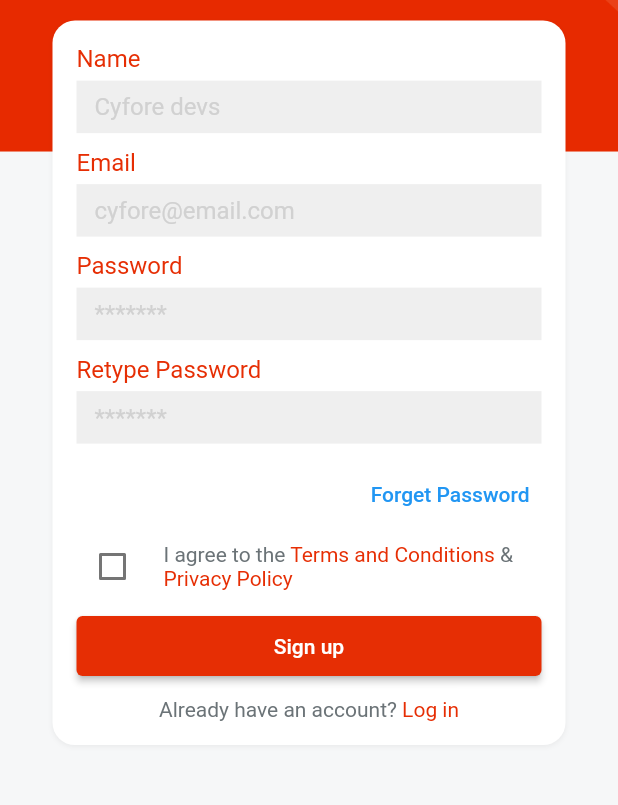
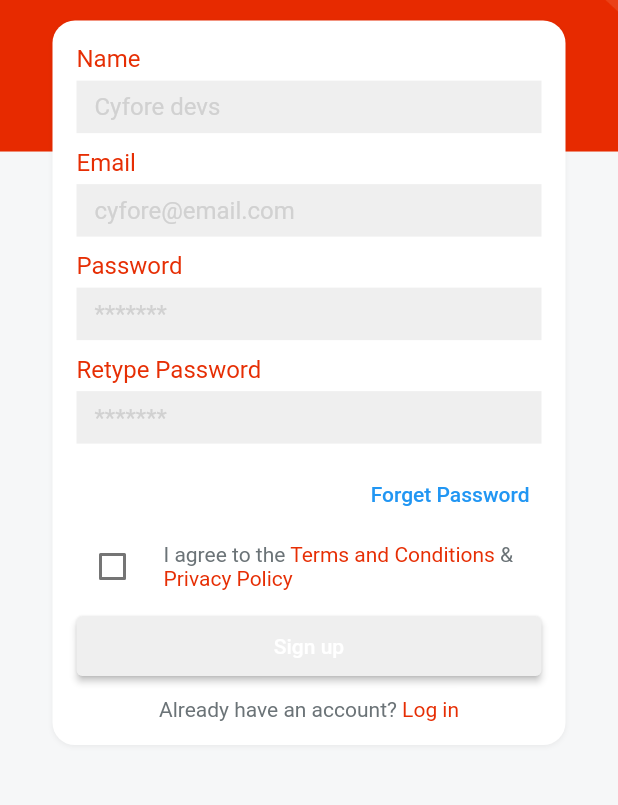
Before and after one commit to Cyfore/MarketAppWithFlutter, a Flutter app: the screen it shows after launch, after a tap on "Sign up", on a phone screen of 412 x 824 dp, the part 280-1085 px from its top. Run offline on Flutter 3.47's test engine with Material 2 defaults, Android fonts, the phone set to English and light mode, and no system bars; our stand-ins replace cloud_firestore, firebase_auth, firebase_core, get, nil, velocity_x; accounts and stored records are empty; Roboto replaces fonts that are missing (sans_bold, sans_regular, sans_semibold).

Commit message:
auth-done

```diff
--- a/lib/consts/consts.dart
+++ b/lib/consts/consts.dart
@@ -2,6 +2,7 @@ export './colors.dart';
 export './images.dart';
 export './strings.dart';
 export './styles.dart';
+export './firebase._consts.dart';
 export 'package:velocity_x/velocity_x.dart';
 export 'package:flutter/material.dart';
 export 'package:get/get.dart';
--- /dev/null
+++ b/lib/consts/firebase._consts.dart
@@ -0,0 +1,9 @@
+import 'package:cloud_firestore/cloud_firestore.dart';
+import 'package:firebase_auth/firebase_auth.dart';
+
+FirebaseAuth auth = FirebaseAuth.instance;
+FirebaseFirestore firestore = FirebaseFirestore.instance;
+User? currentUser = auth.currentUser;
+
+//collections
+const usersCollection = "users";
--- a/lib/consts/strings.dart
+++ b/lib/consts/strings.dart
@@ -14,5 +14,7 @@ const signup = "Sign up";
 const createNewAccount = "or, create a new account";
 const loginWith = "Login in with";
 const privacyPolicy = "Privacy Policy";
+const loggedin = "Logged in successfully";
+const loggedout = "Logged out successfully";
 const termAndCond = "Terms and Conditions";
 const alreadyHaveAccount = "Already have an account? ";
--- a/lib/main.dart
+++ b/lib/main.dart
@@ -1,8 +1,11 @@
+import 'package:firebase_core/firebase_core.dart';
 import 'package:market_app_with_flutter/consts/consts.dart';
 
 import 'views/splash/splash_screen.dart';
 
-void main() {
+void main() async {
+  WidgetsFlutterBinding.ensureInitialized();
+  await Firebase.initializeApp();
   runApp(const MyApp());
 }
 
--- a/lib/views/auth/login_screen.dart
+++ b/lib/views/auth/login_screen.dart
@@ -24,7 +24,7 @@ class LoginScreen extends StatelessWidget {
           Column(
             children: [
               customTextField(hint: emailHint, title: email),
-              customTextField(hint: passwordHint, title: password),
+              customTextField(hint: passwordHint, title: password, isPass: true),
               Align(
                   alignment: Alignment.centerRight,
                   child: TextButton(
--- a/lib/views/auth/signup_screen.dart
+++ b/lib/views/auth/signup_screen.dart
@@ -1,13 +1,28 @@
 import 'package:market_app_with_flutter/consts/consts.dart';
+import 'package:market_app_with_flutter/controllers/auth_controller.dart';
 
 import '../../widgets/applogo.dart';
 import '../../widgets/bg_widget.dart';
 import '../../widgets/custom_textfield.dart';
 import '../../widgets/our_button.dart';
+import '../home/home_screen.dart';
 
-class SignupScreen extends StatelessWidget {
+class SignupScreen extends StatefulWidget {
   const SignupScreen({super.key});
 
+  @override
+  State<SignupScreen> createState() => _SignupScreenState();
+}
+
+class _SignupScreenState extends State<SignupScreen> {
+  bool? isCheck = false;
+  var controller = Get.put(AuthController());
+
+  //text controllers
+  var nameController = TextEditingController();
+  var emailController = TextEditingController();
+  var passwordController = TextEditingController();
+  var passwordRetypeController = TextEditingController();
   @override
   Widget build(BuildContext context) {
     return bgWidget(
@@ -22,10 +37,11 @@ class SignupScreen extends StatelessWidget {
           10.heightBox,
           Column(
             children: [
-              customTextField(hint: nameHint, title: name),
-              customTextField(hint: emailHint, title: email),
-              customTextField(hint: passwordHint, title: password),
-              customTextField(hint: passwordHint, title: retypePassword),
+              customTextField(hint: nameHint, title: name, controller: nameController),
+              customTextField(hint: emailHint, title: email, controller: emailController),
+              customTextField(hint: passwordHint, title: password, controller: passwordController, isPass: true),
+              customTextField(
+                  hint: passwordHint, title: retypePassword, controller: passwordRetypeController, isPass: true),
               Align(
                   alignment: Alignment.centerRight,
                   child: TextButton(
@@ -36,8 +52,12 @@ class SignupScreen extends StatelessWidget {
                 children: [
                   Checkbox(
                     checkColor: redColor,
-                    value: false,
-                    onChanged: (newValue) {},
+                    value: isCheck,
+                    onChanged: (newValue) {
+                      setState(() {
+                        isCheck = newValue;
+                      });
+                    },
                   ),
                   10.widthBox,
                   Expanded(
@@ -46,28 +66,28 @@ class SignupScreen extends StatelessWidget {
                       TextSpan(
                         text: "I agree to the ",
                         style: TextStyle(
-                          fontFamily: bold,
+                          fontFamily: regular,
                           color: fontGrey,
                         ),
                       ),
                       TextSpan(
                         text: termAndCond,
                         style: TextStyle(
-                          fontFamily: bold,
+                          fontFamily: regular,
                           color: redColor,
                         ),
                       ),
                       TextSpan(
                         text: " & ",
                         style: TextStyle(
-                          fontFamily: bold,
+                          fontFamily: regular,
                           color: fontGrey,
                         ),
                       ),
                       TextSpan(
                         text: privacyPolicy,
                         style: TextStyle(
-                          fontFamily: bold,
+                          fontFamily: regular,
                           color: redColor,
                         ),
                       ),
@@ -76,10 +96,35 @@ class SignupScreen extends StatelessWidget {
                 ],
               ),
               5.heightBox,
-              ourButton(color: redColor, title: signup, textColor: whiteColor, onPress: () {})
-                  .box
-                  .width(context.screenWidth - 50)
-                  .make(),
+              ourButton(
+                  color: isCheck == true ? redColor : lightGrey,
+                  title: signup,
+                  textColor: whiteColor,
+                  onPress: () async {
+                    if (isCheck != false) {
+                      try {
+                        await controller
+                            .signupMethod(
+                          context: context,
+                          email: emailController,
+                          password: passwordController,
+                        )
+                            .then((value) {
+                          return controller.storeUserData(
+                            email: emailController.text,
+                            password: passwordController.text,
+                            name: nameController.text,
+                          );
+                        }).then((value) {
+                          VxToast.show(context, msg: loggedin);
+                          Get.offAll(() => const Home());
+                        });
+                      } catch (e) {
+                        auth.signOut();
+                        VxToast.show(context, msg: e.toString());
+                      }
+                    }
+                  }).box.width(context.screenWidth - 50).make(),
               10.heightBox,
               RichText(
                   text: const TextSpan(children: [
--- a/lib/widgets/custom_textfield.dart
+++ b/lib/widgets/custom_textfield.dart
@@ -1,12 +1,13 @@
 import 'package:market_app_with_flutter/consts/consts.dart';
 
-Widget customTextField({String? title = 'Error', String? hint, controller}) {
+Widget customTextField({String? title = 'Error', String? hint, controller, isPass = false}) {
   return Column(
     crossAxisAlignment: CrossAxisAlignment.start,
     children: [
       title!.text.color(redColor).fontFamily(semibold).size(16).make(),
       5.heightBox,
       TextFormField(
+        obscureText: isPass,
         controller: controller,
         decoration: InputDecoration(
             hintStyle: const TextStyle(
--- a/pubspec.yaml
+++ b/pubspec.yaml
@@ -28,7 +28,11 @@ environment:
 # the latest version available on pub.dev. To see which dependencies have newer
 # versions available, run `flutter pub outdated`.
 dependencies:
+  cloud_firestore: ^4.0.3
   cupertino_icons: ^1.0.2
+  firebase_auth: ^4.1.0
+  firebase_core: ^2.1.1
+  firebase_storage: ^11.0.3
   flutter:
     sdk: flutter
   get: ^4.6.5
```
Also changed, not shown: lib/controllers/auth_controller.dart (added, +50 -0 lines), lib/views/home/home_screen.dart (added, +16 -0 lines), pubspec.lock, 4 other files.
